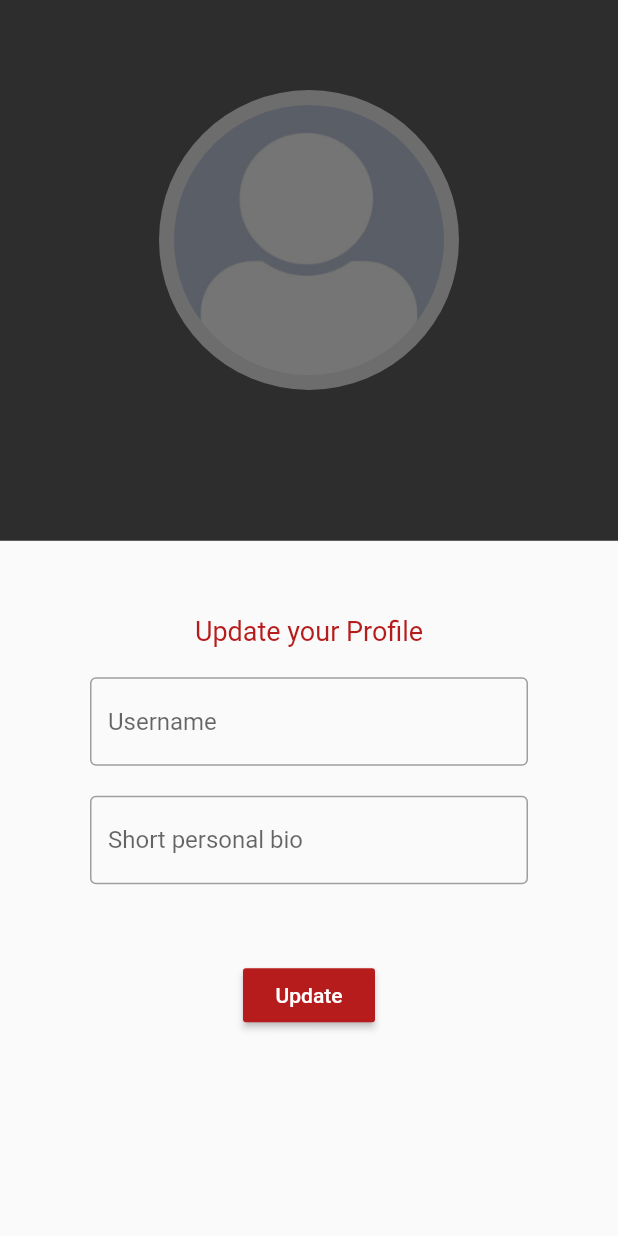
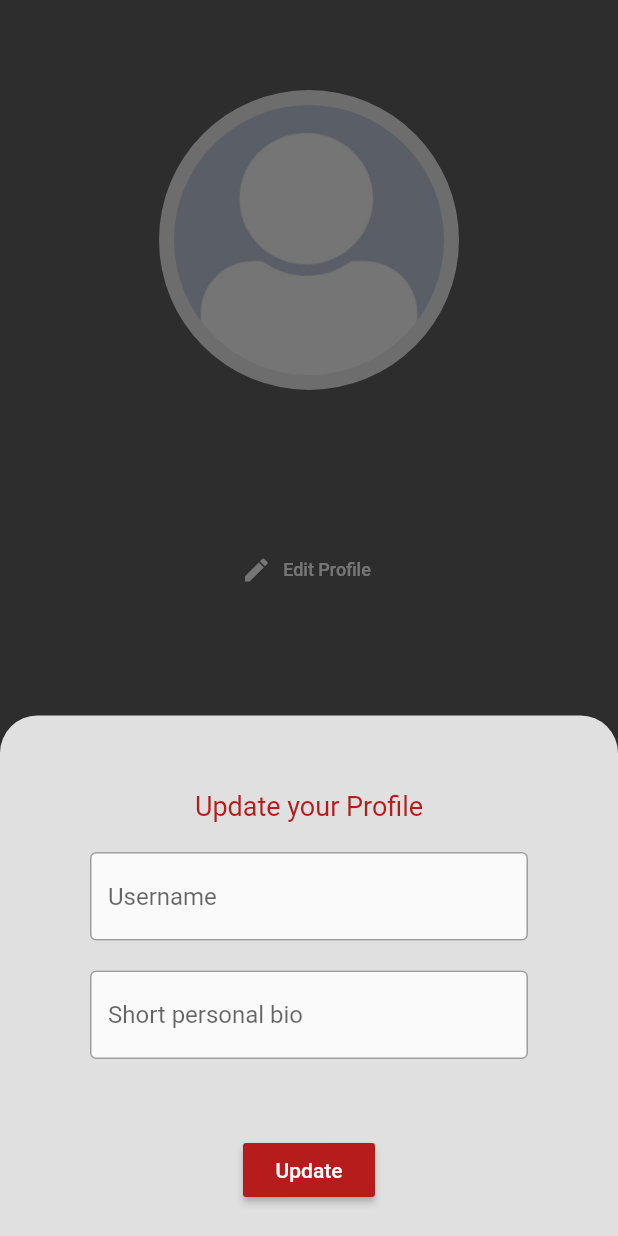
Before and after one commit to EidorianAvi/smallTALK, a Flutter app: the screen it shows once a user with an empty profile is signed in, after a tap on "Edit Profile", on a phone screen of 412 x 824 dp. Run offline on Flutter 3.47's test engine with Material 2 defaults, Android fonts, the phone set to English and light mode, and no system bars; our stand-ins replace cloud_firestore, firebase_auth, flutter_spinkit; accounts and stored records are empty.

Commit message:
Change sign in image. Change error color. Fix update form scrollability .

```diff
--- a/lib/main.dart
+++ b/lib/main.dart
@@ -16,7 +16,7 @@ class MyApp extends StatelessWidget {
       value: AuthService().user,
       child: MaterialApp(
         home: Wrapper(),
-        theme: ThemeData(errorColor: Colors.white),
+        theme: ThemeData(errorColor: Colors.red),
       ),
     );
   }
--- a/lib/screens/authenticate/register.dart
+++ b/lib/screens/authenticate/register.dart
@@ -26,7 +26,8 @@ class _RegisterState extends State<Register> {
     return loading
         ? Loading()
         : Scaffold(
-            backgroundColor: Colors.grey[400],
+      resizeToAvoidBottomInset: false,
+      backgroundColor: Colors.grey[400],
             appBar: AppBar(
               backgroundColor: Colors.white,
               title: Text(
--- a/lib/screens/authenticate/sign_in.dart
+++ b/lib/screens/authenticate/sign_in.dart
@@ -26,7 +26,8 @@ class _SignInState extends State<SignIn> {
     return loading
         ? Loading()
         : Scaffold(
-            backgroundColor: Colors.grey[400],
+      resizeToAvoidBottomInset: false,
+      backgroundColor: Colors.grey[400],
             appBar: AppBar(
               backgroundColor: Colors.white,
               title: Text(
@@ -55,13 +56,14 @@ class _SignInState extends State<SignIn> {
               ],
             ),
             body: Container(
+
               decoration: BoxDecoration(
                 image: DecorationImage(
-                  image: AssetImage('assets/signin.jpg'),
-                  fit: BoxFit.cover,
+                  image: AssetImage('assets/signin4.jpg'),
+                  fit: BoxFit.fill,
                 ),
               ),
-              padding: EdgeInsets.symmetric(vertical: 20.0, horizontal: 65.0),
+              padding: EdgeInsets.symmetric(vertical: 20.0, horizontal: 60.0),
               child: Form(
                 key: _formKey,
                 child: Column(
@@ -92,7 +94,7 @@ class _SignInState extends State<SignIn> {
                     ),
                     SizedBox(height: 20.0),
                     RaisedButton(
-                      color: Colors.grey[50],
+                      color: Colors.white,
                       child: Text(
                         "Sign In",
                         style: TextStyle(
--- a/lib/screens/home/home.dart
+++ b/lib/screens/home/home.dart
@@ -18,6 +18,7 @@ class _HomeState extends State<Home> {
     return StreamProvider<List<UserProfile>>.value(
       value: DatabaseService().profile,
       child: Scaffold(
+        resizeToAvoidBottomInset: false,
         backgroundColor: Colors.grey[700],
         body: Profile(),
         bottomNavigationBar: BottomAppBar(
--- a/lib/screens/home/profile.dart
+++ b/lib/screens/home/profile.dart
@@ -18,11 +18,20 @@ class _ProfileState extends State<Profile> {
 
     void _showUpdatePanel() {
       showModalBottomSheet(
+        isScrollControlled: true,
+          shape: RoundedRectangleBorder(
+              borderRadius: BorderRadius.vertical(top: Radius.circular(25.0)),
+          ),
+          backgroundColor: Colors.grey[300],
           context: context,
           builder: (context) {
-            return Container(
-              padding: EdgeInsets.symmetric(vertical: 20.0, horizontal: 60.0),
-              child: UpdateForm(),
+            return Padding(
+              padding:
+              EdgeInsets.only(bottom: MediaQuery.of(context).viewInsets.bottom),
+              child: Container(
+                padding: EdgeInsets.symmetric(vertical: 20.0, horizontal: 60.0),
+                child: UpdateForm(),
+              ),
             );
           });
     }
--- a/lib/screens/home/update_form.dart
+++ b/lib/screens/home/update_form.dart
@@ -28,6 +28,7 @@ class _UpdateFormState extends State<UpdateForm> {
         return Form(
           key: _formKey,
           child: Column(
+            mainAxisSize: MainAxisSize.min,
             children: <Widget>[
               SizedBox(height: 30.0),
               Text(
```
